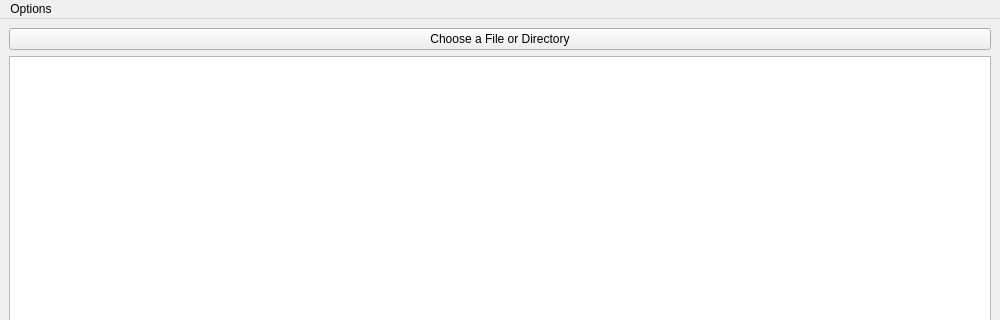
mo-5/ddssa, file capstone_project/frontend/main.ui: the form before one commit; both pictures show x 0 to 1000 and y 0 to 320 of the 1000 by 750 pixel window.
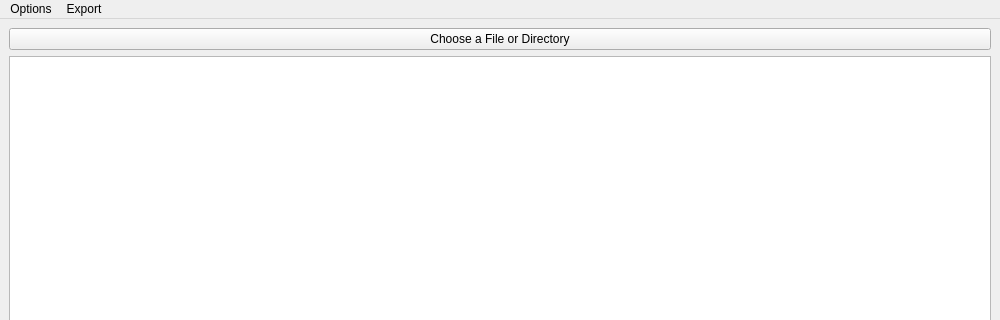
The form after the commit.

Commit message: add export menu buttons

```diff
--- a/capstone_project/frontend/main.ui
+++ b/capstone_project/frontend/main.ui
@@ -55,7 +55,15 @@
     <addaction name="menu_action_help"/>
     <addaction name="menu_action_quit"/>
    </widget>
+   <widget class="QMenu" name="menuExport">
+    <property name="title">
+     <string>Export</string>
+    </property>
+    <addaction name="export_HTML"/>
+    <addaction name="export_PDF"/>
+   </widget>
    <addaction name="menuOptions"/>
+   <addaction name="menuExport"/>
   </widget>
   <action name="menu_action_help">
    <property name="text">
```
Left out of the diff: 10 changed lines with no effect on the pictures. The commit also changes 1 other file.
